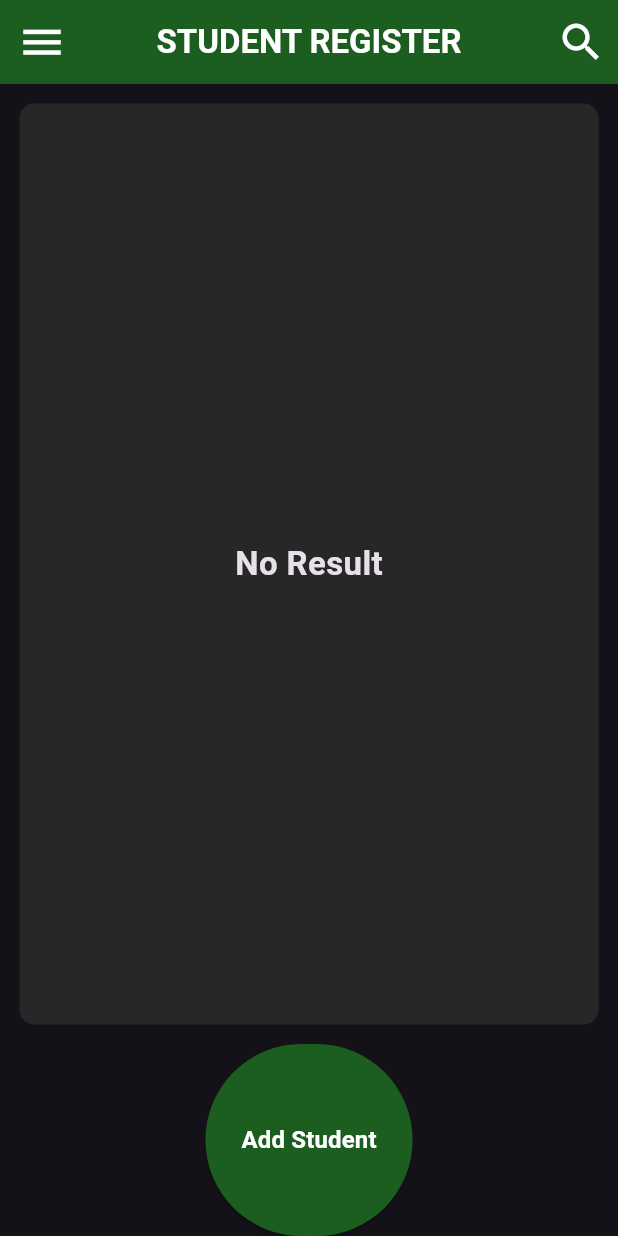
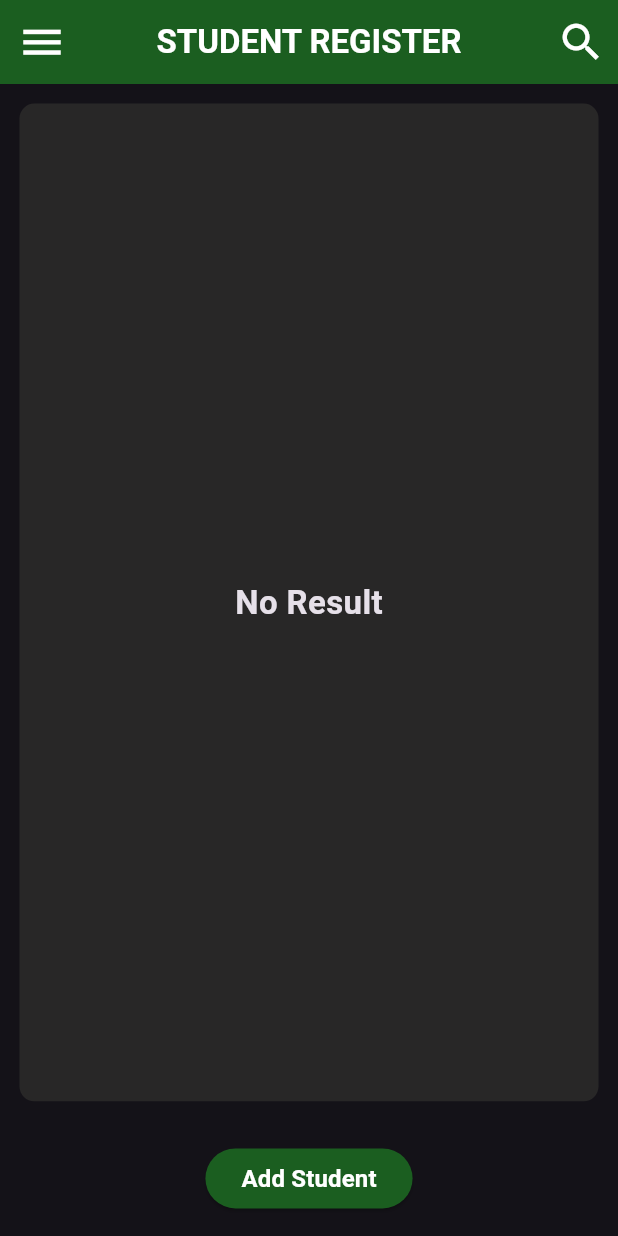
Before and after one commit to hijasahamed/StudentApp_GetX, a Flutter app: the screen it shows after launch, on a phone screen of 412 x 824 dp. Run offline on Flutter 3.47's test engine with Material 3 defaults, Android fonts, the phone set to English and light mode, and no system bars; our stand-ins replace get, hive, hive_flutter, image_picker; accounts and stored records are empty.

Commit message:
last updated

```diff
--- a/lib/screens/add_student/textform_fileds.dart
+++ b/lib/screens/add_student/textform_fileds.dart
@@ -1,9 +1,6 @@
 import 'package:flutter/material.dart';
 import 'package:flutter/services.dart';
 import 'package:get/get.dart';
-import 'package:hive/hive.dart';
-import 'package:hive_flutter/adapters.dart';
-import 'package:hive_flutter/hive_flutter.dart';
 import 'package:student_app_getx/db/functions/home_controller.dart';
 import 'package:student_app_getx/db/functions/image_picker.dart';
 import 'package:student_app_getx/db/model/model.dart';
--- a/lib/screens/home_screen/home_screen.dart
+++ b/lib/screens/home_screen/home_screen.dart
@@ -9,7 +9,6 @@ class HomeScreen extends StatelessWidget {
 
   @override
   Widget build(BuildContext context) {
-    final size = MediaQuery.sizeOf(context);
     return Scaffold(
       appBar: AppBar(
         backgroundColor: Colors.green.shade900,
@@ -64,14 +63,15 @@ class HomeScreen extends StatelessWidget {
       body: Column(
         children: [
           const Expanded(
-            flex: 10,
+            flex: 9,
             child:  SizedBox(
               child: Padding(
                   padding: EdgeInsets.all(5), child: ListStudent()),
             ),
           ),
           Expanded(
-            flex: 2,
+            flex: 1,
+            child: Center(
               child: SizedBox(
                 child: ElevatedButton(
                     style: ButtonStyle(
@@ -92,6 +92,7 @@ class HomeScreen extends StatelessWidget {
                           fontSize: 16),
                     )),
               ),
+            ),
           )
         ],
       ),
--- a/lib/screens/list_student/list_student.dart
+++ b/lib/screens/list_student/list_student.dart
@@ -62,12 +62,12 @@ class ListStudent extends StatelessWidget {
                                         IconButton(onPressed: (){
                                           Get.to( EditStudentScreen(student: student,));
                                         },
-                                        icon: const Icon(Icons.edit,color: Colors.green,)
+                                        icon: const Icon(Icons.edit,color: Colors.white,)
                                         ),
                                         IconButton(onPressed: (){
                                           onDelete(student,false);
                                         },
-                                        icon: const Icon(Icons.delete,color: Colors.red,)
+                                        icon: const Icon(Icons.delete,color: Colors.white,)
                                         ),
                                       ],
                                     ),
```
Also changed, not shown: lib/screens/list_student/personal_details.dart (+4 -4 lines), lib/screens/search.dart/search_screen.dart (+15 -13 lines). Lines whose indentation alone changed are shown as unchanged.
